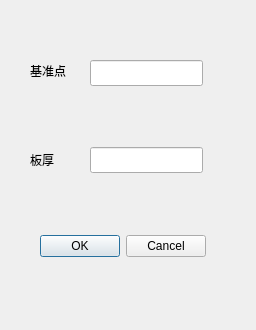
Above: A66-app/yreferencepoint.ui from Tetraelc/A66_PRO before the change. Below: the same form after it.
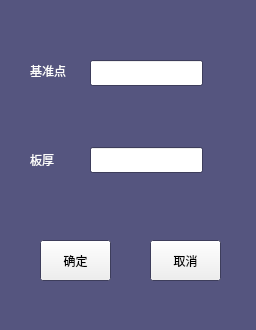
That is the form after the change.

```diff
--- a/A66-app/yreferencepoint.ui
+++ b/A66-app/yreferencepoint.ui
@@ -10,22 +10,105 @@
     <height>330</height>
    </rect>
   </property>
+  <property name="palette">
+   <palette>
+    <active>
+     <colorrole role="WindowText">
+      <brush brushstyle="SolidPattern">
+       <color alpha="255">
+        <red>253</red>
+        <green>253</green>
+        <blue>253</blue>
+       </color>
+      </brush>
+     </colorrole>
+     <colorrole role="Base">
+      <brush brushstyle="SolidPattern">
+       <color alpha="255">
+        <red>255</red>
+        <green>255</green>
+        <blue>255</blue>
+       </color>
+      </brush>
+     </colorrole>
+     <colorrole role="Window">
+      <brush brushstyle="SolidPattern">
+       <color alpha="255">
+        <red>85</red>
+        <green>85</green>
+        <blue>127</blue>
+       </color>
+      </brush>
+     </colorrole>
+    </active>
+    <inactive>
+     <colorrole role="WindowText">
+      <brush brushstyle="SolidPattern">
+       <color alpha="255">
+        <red>253</red>
+        <green>253</green>
+        <blue>253</blue>
+       </color>
+      </brush>
+     </colorrole>
+     <colorrole role="Base">
+      <brush brushstyle="SolidPattern">
+       <color alpha="255">
+        <red>255</red>
+        <green>255</green>
+        <blue>255</blue>
+       </color>
+      </brush>
+     </colorrole>
+     <colorrole role="Window">
+      <brush brushstyle="SolidPattern">
+       <color alpha="255">
+        <red>85</red>
+        <green>85</green>
+        <blue>127</blue>
+       </color>
+      </brush>
+     </colorrole>
+    </inactive>
+    <disabled>
+     <colorrole role="WindowText">
+      <brush brushstyle="SolidPattern">
+       <color alpha="255">
+        <red>106</red>
+        <green>104</green>
+        <blue>100</blue>
+       </color>
+      </brush>
+     </colorrole>
+     <colorrole role="Base">
+      <brush brushstyle="SolidPattern">
+       <color alpha="255">
+        <red>85</red>
+        <green>85</green>
+        <blue>127</blue>
+       </color>
+      </brush>
+     </colorrole>
+     <colorrole role="Window">
+      <brush brushstyle="SolidPattern">
+       <color alpha="255">
+        <red>85</red>
+        <green>85</green>
+        <blue>127</blue>
+       </color>
+      </brush>
+     </colorrole>
+    </disabled>
+   </palette>
+  </property>
+  <property name="font">
+   <font>
+    <stylestrategy>PreferDefault</stylestrategy>
+   </font>
+  </property>
   <property name="windowTitle">
    <string>Dialog</string>
   </property>
-  <widget class="QDialogButtonBox" name="buttonBox">
-   <property name="geometry">
-    <rect>
-     <x>40</x>
-     <y>230</y>
-     <width>166</width>
-     <height>33</height>
-    </rect>
-   </property>
-   <property name="standardButtons">
-    <set>QDialogButtonBox::Cancel|QDialogButtonBox::Ok</set>
-   </property>
-  </widget>
   <widget class="QLineEdit" name="lineEdit_BoardThick">
    <property name="geometry">
     <rect>
@@ -75,6 +158,32 @@
     <bool>true</bool>
    </property>
   </widget>
+  <widget class="QToolButton" name="toolButton_comfirm">
+   <property name="geometry">
+    <rect>
+     <x>40</x>
+     <y>240</y>
+     <width>71</width>
+     <height>41</height>
+    </rect>
+   </property>
+   <property name="text">
+    <string>确定</string>
+   </property>
+  </widget>
+  <widget class="QToolButton" name="toolButton_Cancal">
+   <property name="geometry">
+    <rect>
+     <x>150</x>
+     <y>240</y>
+     <width>71</width>
+     <height>41</height>
+    </rect>
+   </property>
+   <property name="text">
+    <string>取消</string>
+   </property>
+  </widget>
  </widget>
  <resources/>
  <connections>
```
Left out of the diff: 12 changed lines with no effect on the pictures.
